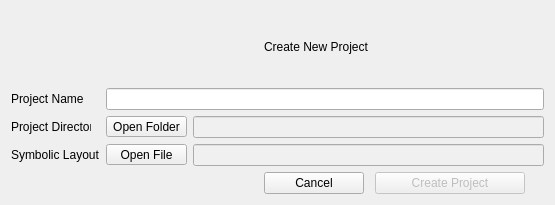
This is powercad/project_builder/ui/newProjectDialog.ui in e3da/PowerSynth1-src as Qt 5 draws it before an edit. The edited form follows.
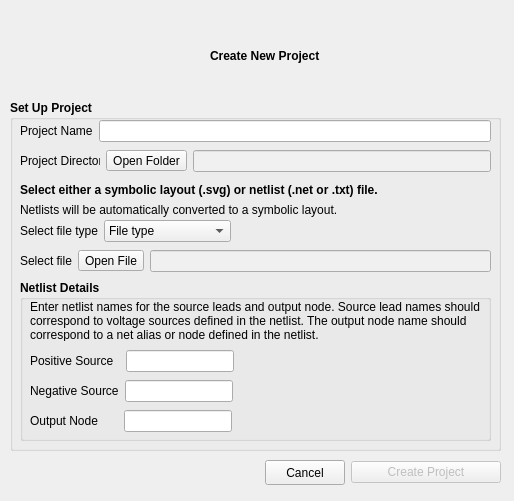
This is the edited form.

Diff of the .ui file:
```diff
--- a/powercad/project_builder/ui/newProjectDialog.ui
+++ b/powercad/project_builder/ui/newProjectDialog.ui
@@ -6,226 +6,846 @@
    <rect>
     <x>0</x>
     <y>0</y>
-    <width>555</width>
-    <height>205</height>
+    <width>514</width>
+    <height>501</height>
    </rect>
   </property>
   <property name="windowTitle">
    <string>New Project</string>
   </property>
-  <layout class="QGridLayout" name="gridLayout" columnstretch="0,0,0,0,0,0,0">
-   <item row="1" column="0">
-    <widget class="QLabel" name="label_2">
-     <property name="maximumSize">
-      <size>
-       <width>80</width>
-       <height>16777215</height>
-      </size>
+  <widget class="QLabel" name="label">
+   <property name="geometry">
+    <rect>
+     <x>210</x>
+     <y>10</y>
+     <width>111</width>
+     <height>91</height>
+    </rect>
+   </property>
+   <property name="font">
+    <font>
+     <weight>75</weight>
+     <bold>true</bold>
+    </font>
+   </property>
+   <property name="text">
+    <string>Create New Project</string>
+   </property>
+  </widget>
+  <widget class="QLabel" name="label_5">
+   <property name="geometry">
+    <rect>
+     <x>20</x>
+     <y>180</y>
+     <width>411</width>
+     <height>20</height>
+    </rect>
+   </property>
+   <property name="palette">
+    <palette>
+     <active>
+      <colorrole role="WindowText">
+       <brush brushstyle="SolidPattern">
+        <color alpha="255">
+         <red>0</red>
+         <green>0</green>
+         <blue>0</blue>
+        </color>
+       </brush>
+      </colorrole>
+      <colorrole role="Text">
+       <brush brushstyle="SolidPattern">
+        <color alpha="255">
+         <red>0</red>
+         <green>0</green>
+         <blue>0</blue>
+        </color>
+       </brush>
+      </colorrole>
+     </active>
+     <inactive>
+      <colorrole role="WindowText">
+       <brush brushstyle="SolidPattern">
+        <color alpha="255">
+         <red>0</red>
+         <green>0</green>
+         <blue>0</blue>
+        </color>
+       </brush>
+      </colorrole>
+      <colorrole role="Text">
+       <brush brushstyle="SolidPattern">
+        <color alpha="255">
+         <red>0</red>
+         <green>0</green>
+         <blue>0</blue>
+        </color>
+       </brush>
+      </colorrole>
+     </inactive>
+     <disabled>
+      <colorrole role="WindowText">
+       <brush brushstyle="SolidPattern">
+        <color alpha="255">
+         <red>120</red>
+         <green>120</green>
+         <blue>120</blue>
+        </color>
+       </brush>
+      </colorrole>
+      <colorrole role="Text">
+       <brush brushstyle="SolidPattern">
+        <color alpha="255">
+         <red>120</red>
+         <green>120</green>
+         <blue>120</blue>
+        </color>
+       </brush>
+      </colorrole>
+     </disabled>
+    </palette>
+   </property>
+   <property name="font">
+    <font>
+     <weight>75</weight>
+     <bold>true</bold>
+    </font>
+   </property>
+   <property name="text">
+    <string>Select either a symbolic layout (.svg) or netlist (.net or .txt) file.</string>
+   </property>
+  </widget>
+  <widget class="QGroupBox" name="groupBox">
+   <property name="geometry">
+    <rect>
+     <x>10</x>
+     <y>100</y>
+     <width>491</width>
+     <height>351</height>
+    </rect>
+   </property>
+   <property name="font">
+    <font>
+     <weight>75</weight>
+     <bold>true</bold>
+    </font>
+   </property>
+   <property name="title">
+    <string>Set Up Project</string>
+   </property>
+   <widget class="QWidget" name="layoutWidget">
+    <property name="geometry">
+     <rect>
+      <x>10</x>
+      <y>50</y>
+      <width>471</width>
+      <height>22</height>
+     </rect>
+    </property>
+    <layout class="QHBoxLayout" name="horizontalLayout_3">
+     <item>
+      <widget class="QLabel" name="label_3">
+       <property name="maximumSize">
+        <size>
+         <width>80</width>
+         <height>16777215</height>
+        </size>
+       </property>
+       <property name="font">
+        <font>
+         <weight>50</weight>
+         <bold>false</bold>
+        </font>
+       </property>
+       <property name="text">
+        <string>Project Directory</string>
+       </property>
+      </widget>
+     </item>
+     <item>
+      <widget class="QToolButton" name="btn_openDirectory">
+       <property name="sizePolicy">
+        <sizepolicy hsizetype="Fixed" vsizetype="Fixed">
+         <horstretch>0</horstretch>
+         <verstretch>0</verstretch>
+        </sizepolicy>
+       </property>
+       <property name="font">
+        <font>
+         <weight>50</weight>
+         <bold>false</bold>
+        </font>
+       </property>
+       <property name="text">
+        <string>Open Folder</string>
+       </property>
+      </widget>
+     </item>
+     <item>
+      <widget class="QLineEdit" name="txt_dir">
+       <property name="enabled">
+        <bool>true</bool>
+       </property>
+       <property name="palette">
+        <palette>
+         <active>
+          <colorrole role="Base">
+           <brush brushstyle="SolidPattern">
+            <color alpha="255">
+             <red>240</red>
+             <green>240</green>
+             <blue>240</blue>
+            </color>
+           </brush>
+          </colorrole>
+         </active>
+         <inactive>
+          <colorrole role="Base">
+           <brush brushstyle="SolidPattern">
+            <color alpha="255">
+             <red>240</red>
+             <green>240</green>
+             <blue>240</blue>
+            </color>
+           </brush>
+          </colorrole>
+         </inactive>
+         <disabled>
+          <colorrole role="Base">
+           <brush brushstyle="SolidPattern">
+            <color alpha="255">
+             <red>240</red>
+             <green>240</green>
+             <blue>240</blue>
+            </color>
+           </brush>
+          </colorrole>
+         </disabled>
+        </palette>
+       </property>
+       <property name="font">
+        <font>
+         <weight>50</weight>
+         <bold>false</bold>
+        </font>
+       </property>
+       <property name="readOnly">
+        <bool>false</bool>
+       </property>
+      </widget>
+     </item>
+    </layout>
+   </widget>
+   <widget class="QWidget" name="layoutWidget">
+    <property name="geometry">
+     <rect>
+      <x>10</x>
+      <y>20</y>
+      <width>471</width>
+      <height>22</height>
+     </rect>
+    </property>
+    <layout class="QHBoxLayout" name="horizontalLayout_4">
+     <item>
+      <widget class="QLabel" name="label_2">
+       <property name="maximumSize">
+        <size>
+         <width>80</width>
+         <height>16777215</height>
+        </size>
+       </property>
+       <property name="font">
+        <font>
+         <weight>50</weight>
+         <bold>false</bold>
+        </font>
+       </property>
+       <property name="text">
+        <string>Project Name</string>
+       </property>
+      </widget>
+     </item>
+     <item>
+      <widget class="QLineEdit" name="txt_name">
+       <property name="font">
+        <font>
+         <weight>50</weight>
+         <bold>false</bold>
+        </font>
+       </property>
+      </widget>
+     </item>
+    </layout>
+   </widget>
+   <widget class="QWidget" name="layoutWidget">
+    <property name="geometry">
+     <rect>
+      <x>10</x>
+      <y>150</y>
+      <width>471</width>
+      <height>22</height>
+     </rect>
+    </property>
+    <layout class="QHBoxLayout" name="horizontalLayout_2">
+     <item>
+      <widget class="QLabel" name="label_4">
+       <property name="font">
+        <font>
+         <weight>50</weight>
+         <bold>false</bold>
+        </font>
+       </property>
+       <property name="text">
+        <string>Select file</string>
+       </property>
+      </widget>
+     </item>
+     <item>
+      <widget class="QToolButton" name="btn_symbnetfile">
+       <property name="sizePolicy">
+        <sizepolicy hsizetype="Preferred" vsizetype="Fixed">
+         <horstretch>0</horstretch>
+         <verstretch>0</verstretch>
+        </sizepolicy>
+       </property>
+       <property name="font">
+        <font>
+         <weight>50</weight>
+         <bold>false</bold>
+        </font>
+       </property>
+       <property name="text">
+        <string>Open File</string>
+       </property>
+      </widget>
+     </item>
+     <item>
+      <widget class="QLineEdit" name="txt_symbnet_address">
+       <property name="enabled">
+        <bool>true</bool>
+       </property>
+       <property name="palette">
+        <palette>
+         <active>
+          <colorrole role="Base">
+           <brush brushstyle="SolidPattern">
+            <color alpha="255">
+             <red>240</red>
+             <green>240</green>
+             <blue>240</blue>
+            </color>
+           </brush>
+          </colorrole>
+         </active>
+         <inactive>
+          <colorrole role="Base">
+           <brush brushstyle="SolidPattern">
+            <color alpha="255">
+             <red>240</red>
+             <green>240</green>
+             <blue>240</blue>
+            </color>
+           </brush>
+          </colorrole>
+         </inactive>
+         <disabled>
+          <colorrole role="Base">
+           <brush brushstyle="SolidPattern">
+            <color alpha="255">
+             <red>240</red>
+             <green>240</green>
+             <blue>240</blue>
+            </color>
+           </brush>
+          </colorrole>
+         </disabled>
+        </palette>
+       </property>
+       <property name="font">
+        <font>
+         <weight>50</weight>
+         <bold>false</bold>
+        </font>
+       </property>
+      </widget>
+     </item>
+    </layout>
+   </widget>
+   <widget class="QGroupBox" name="groupBox_advnetlist">
+    <property name="geometry">
+     <rect>
+      <x>10</x>
+      <y>180</y>
+      <width>471</width>
+      <height>161</height>
+     </rect>
+    </property>
+    <property name="font">
+     <font>
+      <weight>75</weight>
+      <bold>true</bold>
+     </font>
+    </property>
+    <property name="title">
+     <string>Netlist Details</string>
+    </property>
+    <widget class="QWidget" name="layoutWidget">
+     <property name="geometry">
+      <rect>
+       <x>10</x>
+       <y>70</y>
+       <width>451</width>
+       <height>22</height>
+      </rect>
      </property>
-     <property name="text">
-      <string>Project Name</string>
-     </property>
+     <layout class="QHBoxLayout" name="horizontalLayout_7">
+      <item>
+       <widget class="QLabel" name="label_9">
+        <property name="sizePolicy">
+         <sizepolicy hsizetype="Fixed" vsizetype="Preferred">
+          <horstretch>0</horstretch>
+          <verstretch>0</verstretch>
+         </sizepolicy>
+        </property>
+        <property name="font">
+         <font>
+          <weight>50</weight>
+          <bold>false</bold>
+         </font>
+        </property>
+        <property name="text">
+         <string>Positive Source  </string>
+        </property>
+       </widget>
+      </item>
+      <item>
+       <widget class="QLineEdit" name="txt_positive_source">
+        <property name="sizePolicy">
+         <sizepolicy hsizetype="Fixed" vsizetype="Fixed">
+          <horstretch>0</horstretch>
+          <verstretch>0</verstretch>
+         </sizepolicy>
+        </property>
+        <property name="font">
+         <font>
+          <weight>50</weight>
+          <bold>false</bold>
+         </font>
+        </property>
+       </widget>
+      </item>
+      <item>
+       <widget class="QLabel" name="err_pos_src">
+        <property name="palette">
+         <palette>
+          <active>
+           <colorrole role="WindowText">
+            <brush brushstyle="SolidPattern">
+             <color alpha="255">
+              <red>255</red>
+              <green>0</green>
+              <blue>0</blue>
+             </color>
+            </brush>
+           </colorrole>
+          </active>
+          <inactive>
+           <colorrole role="WindowText">
+            <brush brushstyle="SolidPattern">
+             <color alpha="255">
+              <red>255</red>
+              <green>0</green>
+              <blue>0</blue>
+             </color>
+            </brush>
+           </colorrole>
+          </inactive>
+          <disabled>
+           <colorrole role="WindowText">
+            <brush brushstyle="SolidPattern">
+             <color alpha="255">
+              <red>120</red>
+              <green>120</green>
+              <blue>120</blue>
+             </color>
+            </brush>
+           </colorrole>
+          </disabled>
+         </palette>
+        </property>
+        <property name="font">
+         <font>
+          <weight>50</weight>
+          <bold>false</bold>
+         </font>
+        </property>
+        <property name="text">
+         <string/>
+        </property>
+       </widget>
+      </item>
+     </layout>
     </widget>
-   </item>
-   <item row="2" column="0">
-    <widget class="QLabel" name="label_3">
-     <property name="maximumSize">
-      <size>
-       <width>80</width>
-       <height>16777215</height>
-      </size>
+    <widget class="QWidget" name="layoutWidget_2">
+     <property name="geometry">
+      <rect>
+       <x>10</x>
+       <y>100</y>
+       <width>451</width>
+       <height>22</height>
+      </rect>
      </property>
-     <property name="text">
-      <string>Project Directory</string>
-     </property>
+     <layout class="QHBoxLayout" name="horizontalLayout_8">
+      <item>
+       <widget class="QLabel" name="label_10">
+        <property name="sizePolicy">
+         <sizepolicy hsizetype="Fixed" vsizetype="Preferred">
+          <horstretch>0</horstretch>
+          <verstretch>0</verstretch>
+         </sizepolicy>
+        </property>
+        <property name="font">
+         <font>
+          <weight>50</weight>
+          <bold>false</bold>
+         </font>
+        </property>
+        <property name="text">
+         <string>Negative Source</string>
+        </property>
+       </widget>
+      </item>
+      <item>
+       <widget class="QLineEdit" name="txt_negative_source">
+        <property name="sizePolicy">
+         <sizepolicy hsizetype="Fixed" vsizetype="Fixed">
+          <horstretch>0</horstretch>
+          <verstretch>0</verstretch>
+         </sizepolicy>
+        </property>
+        <property name="font">
+         <font>
+          <weight>50</weight>
+          <bold>false</bold>
+         </font>
+        </property>
+       </widget>
+      </item>
+      <item>
+       <widget class="QLabel" name="err_neg_src">
+        <property name="palette">
+         <palette>
+          <active>
+           <colorrole role="WindowText">
+            <brush brushstyle="SolidPattern">
+             <color alpha="255">
+              <red>255</red>
+              <green>0</green>
+              <blue>0</blue>
+             </color>
+            </brush>
+           </colorrole>
+          </active>
+          <inactive>
+           <colorrole role="WindowText">
+            <brush brushstyle="SolidPattern">
+             <color alpha="255">
+              <red>255</red>
+              <green>0</green>
+              <blue>0</blue>
+             </color>
+            </brush>
+           </colorrole>
+          </inactive>
+          <disabled>
+           <colorrole role="WindowText">
+            <brush brushstyle="SolidPattern">
+             <color alpha="255">
+              <red>120</red>
+              <green>120</green>
+              <blue>120</blue>
+             </color>
+            </brush>
+           </colorrole>
+          </disabled>
+         </palette>
+        </property>
+        <property name="font">
+         <font>
+          <weight>50</weight>
+          <bold>false</bold>
+         </font>
+        </property>
+        <property name="text">
+         <string/>
+        </property>
+       </widget>
+      </item>
+     </layout>
     </widget>
-   </item>
-   <item row="7" column="0" colspan="4">
-    <spacer name="horizontalSpacer">
-     <property name="orientation">
-      <enum>Qt::Horizontal</enum>
+    <widget class="QLabel" name="label_6">
+     <property name="geometry">
+      <rect>
+       <x>10</x>
+       <y>20</y>
+       <width>451</width>
+       <height>41</height>
+      </rect>
      </property>
-     <property name="sizeHint" stdset="0">
-      <size>
-       <width>247</width>
-       <height>20</height>
-      </size>
+     <property name="font">
+      <font>
+       <weight>50</weight>
+       <bold>false</bold>
+      </font>
      </property>
-    </spacer>
-   </item>
-   <item row="0" column="4">
-    <widget class="QLabel" name="label">
      <property name="text">
-      <string>Create New Project</string>
+      <string>Enter netlist names for the source leads and output node. Source lead names should correspond to voltage sources defined in the netlist. The output node name should correspond to a net alias or node defined in the netlist.</string>
      </property>
-    </widget>
-   </item>
-   <item row="1" column="1" colspan="6">
-    <widget class="QLineEdit" name="txt_name"/>
-   </item>
-   <item row="2" column="2" colspan="5">
-    <widget class="QLineEdit" name="txt_dir">
-     <property name="enabled">
+     <property name="wordWrap">
       <bool>true</bool>
      </property>
-     <property name="palette">
-      <palette>
-       <active>
-        <colorrole role="Base">
-         <brush brushstyle="SolidPattern">
-          <color alpha="255">
-           <red>240</red>
-           <green>240</green>
-           <blue>240</blue>
-          </color>
-         </brush>
-        </colorrole>
-       </active>
-       <inactive>
-        <colorrole role="Base">
-         <brush brushstyle="SolidPattern">
-          <color alpha="255">
-           <red>240</red>
-           <green>240</green>
-           <blue>240</blue>
-          </color>
-         </brush>
-        </colorrole>
-       </inactive>
-       <disabled>
-        <colorrole role="Base">
-         <brush brushstyle="SolidPattern">
-          <color alpha="255">
-           <red>240</red>
-           <green>240</green>
-           <blue>240</blue>
-          </color>
-         </brush>
-        </colorrole>
-       </disabled>
-      </palette>
-     </property>
-     <property name="readOnly">
-      <bool>false</bool>
-     </property>
     </widget>
-   </item>
-   <item row="7" column="4">
-    <widget class="QPushButton" name="btn_cancel">
-     <property name="maximumSize">
-      <size>
-       <width>100</width>
-       <height>150</height>
-      </size>
+    <widget class="QWidget" name="layoutWidget_3">
+     <property name="geometry">
+      <rect>
+       <x>10</x>
+       <y>130</y>
+       <width>451</width>
+       <height>22</height>
+      </rect>
      </property>
-     <property name="text">
-      <string>Cancel</string>
-     </property>
+     <layout class="QHBoxLayout" name="horizontalLayout_9">
+      <item>
+       <widget class="QLabel" name="label_11">
+        <property name="sizePolicy">
+         <sizepolicy hsizetype="Fixed" vsizetype="Preferred">
+          <horstretch>0</horstretch>
+          <verstretch>0</verstretch>
+         </sizepolicy>
+        </property>
+        <property name="font">
+         <font>
+          <weight>50</weight>
+          <bold>false</bold>
+         </font>
+        </property>
+        <property name="text">
+         <string>Output Node      </string>
+        </property>
+       </widget>
+      </item>
+      <item>
+       <widget class="QLineEdit" name="txt_output">
+        <property name="sizePolicy">
+         <sizepolicy hsizetype="Fixed" vsizetype="Fixed">
+          <horstretch>0</horstretch>
+          <verstretch>0</verstretch>
+         </sizepolicy>
+        </property>
+        <property name="font">
+         <font>
+          <weight>50</weight>
+          <bold>false</bold>
+         </font>
+        </property>
+       </widget>
+      </item>
+      <item>
+       <widget class="QLabel" name="err_output_node">
+        <property name="palette">
+         <palette>
+          <active>
+           <colorrole role="WindowText">
+            <brush brushstyle="SolidPattern">
+             <color alpha="255">
+              <red>255</red>
+              <green>0</green>
+              <blue>0</blue>
+             </color>
+            </brush>
+           </colorrole>
+          </active>
+          <inactive>
+           <colorrole role="WindowText">
+            <brush brushstyle="SolidPattern">
+             <color alpha="255">
+              <red>255</red>
+              <green>0</green>
+              <blue>0</blue>
+             </color>
+            </brush>
+           </colorrole>
+          </inactive>
+          <disabled>
+           <colorrole role="WindowText">
+            <brush brushstyle="SolidPattern">
+             <color alpha="255">
+              <red>120</red>
+              <green>120</green>
+              <blue>120</blue>
+             </color>
+            </brush>
+           </colorrole>
+          </disabled>
+         </palette>
+        </property>
+        <property name="font">
+         <font>
+          <weight>50</weight>
+          <bold>false</bold>
+         </font>
+        </property>
+        <property name="text">
+         <string/>
+        </property>
+       </widget>
+      </item>
+     </layout>
     </widget>
-   </item>
-   <item row="7" column="5">
-    <widget class="QPushButton" name="btn_create">
-     <property name="enabled">
-      <bool>false</bool>
-     </property>
-     <property name="minimumSize">
-      <size>
-       <width>150</width>
-       <height>0</height>
-      </size>
-     </property>
-     <property name="maximumSize">
-      <size>
-       <width>150</width>
-       <height>16777215</height>
-      </size>
-     </property>
-     <property name="text">
-      <string>Create Project</string>
-     </property>
-     <property name="default">
-      <bool>true</bool>
-     </property>
-    </widget>
-   </item>
-   <item row="3" column="2" colspan="5">
-    <widget class="QLineEdit" name="txt_sym_address">
-     <property name="enabled">
-      <bool>true</bool>
-     </property>
-     <property name="palette">
-      <palette>
-       <active>
-        <colorrole role="Base">
-         <brush brushstyle="SolidPattern">
-          <color alpha="255">
-           <red>240</red>
-           <green>240</green>
-           <blue>240</blue>
-          </color>
-         </brush>
-        </colorrole>
-       </active>
-       <inactive>
-        <colorrole role="Base">
-         <brush brushstyle="SolidPattern">
-          <color alpha="255">
-           <red>240</red>
-           <green>240</green>
-           <blue>240</blue>
-          </color>
-         </brush>
-        </colorrole>
-       </inactive>
-       <disabled>
-        <colorrole role="Base">
-         <brush brushstyle="SolidPattern">
-          <color alpha="255">
-           <red>240</red>
-           <green>240</green>
-           <blue>240</blue>
-          </color>
-         </brush>
-        </colorrole>
-       </disabled>
-      </palette>
-     </property>
-    </widget>
-   </item>
-   <item row="3" column="0">
-    <widget class="QLabel" name="label_4">
-     <property name="text">
-      <string>Symbolic Layout</string>
-     </property>
-    </widget>
-   </item>
-   <item row="2" column="1">
-    <widget class="QToolButton" name="btn_openDirectory">
-     <property name="sizePolicy">
-      <sizepolicy hsizetype="Fixed" vsizetype="Fixed">
-       <horstretch>0</horstretch>
-       <verstretch>0</verstretch>
-      </sizepolicy>
-     </property>
-     <property name="text">
-      <string>Open Folder</string>
-     </property>
-    </widget>
-   </item>
-   <item row="3" column="1">
-    <widget class="QToolButton" name="btn_symbLayout">
-     <property name="sizePolicy">
-      <sizepolicy hsizetype="Preferred" vsizetype="Fixed">
-       <horstretch>0</horstretch>
-       <verstretch>0</verstretch>
-      </sizepolicy>
-     </property>
-     <property name="text">
-      <string>Open File</string>
-     </property>
-    </widget>
-   </item>
-  </layout>
+   </widget>
+   <widget class="QLabel" name="label_12">
+    <property name="geometry">
+     <rect>
+      <x>10</x>
+      <y>100</y>
+      <width>461</width>
+      <height>20</height>
+     </rect>
+    </property>
+    <property name="font">
+     <font>
+      <weight>50</weight>
+      <bold>false</bold>
+     </font>
+    </property>
+    <property name="text">
+     <string>Netlists will be automatically converted to a symbolic layout.</string>
+    </property>
+   </widget>
+   <widget class="QWidget" name="layoutWidget">
+    <property name="geometry">
+     <rect>
+      <x>10</x>
+      <y>120</y>
+      <width>211</width>
+      <height>22</height>
+     </rect>
+    </property>
+    <layout class="QHBoxLayout" name="horizontalLayout_5">
+     <item>
+      <widget class="QLabel" name="label_7">
+       <property name="font">
+        <font>
+         <weight>50</weight>
+         <bold>false</bold>
+        </font>
+       </property>
+       <property name="text">
+        <string>Select file type</string>
+       </property>
+      </widget>
+     </item>
+     <item>
+      <widget class="QComboBox" name="dropdown_filetype">
+       <property name="font">
+        <font>
+         <weight>50</weight>
+         <bold>false</bold>
+        </font>
+       </property>
+       <item>
+        <property name="text">
+         <string>File type</string>
+        </property>
+       </item>
+       <item>
+        <property name="text">
+         <string>Symbolic layout (.svg)</string>
+        </property>
+       </item>
+       <item>
+        <property name="text">
+         <string>Netlist (.net or .txt)</string>
+        </property>
+       </item>
+      </widget>
+     </item>
+    </layout>
+   </widget>
+   <zorder>layoutWidget</zorder>
+   <zorder>groupBox_advnetlist</zorder>
+   <zorder>layoutWidget</zorder>
+   <zorder>layoutWidget</zorder>
+   <zorder>layoutWidget</zorder>
+   <zorder>label_12</zorder>
+  </widget>
+  <widget class="QWidget" name="layoutWidget">
+   <property name="geometry">
+    <rect>
+     <x>10</x>
+     <y>460</y>
+     <width>491</width>
+     <height>25</height>
+    </rect>
+   </property>
+   <layout class="QHBoxLayout" name="horizontalLayout">
+    <item>
+     <spacer name="horizontalSpacer">
+      <property name="orientation">
+       <enum>Qt::Horizontal</enum>
+      </property>
+      <property name="sizeHint" stdset="0">
+       <size>
+        <width>247</width>
+        <height>20</height>
+       </size>
+      </property>
+     </spacer>
+    </item>
+    <item>
+     <widget class="QPushButton" name="btn_cancel">
+      <property name="maximumSize">
+       <size>
+        <width>100</width>
+        <height>150</height>
+       </size>
+      </property>
+      <property name="text">
+       <string>Cancel</string>
+      </property>
+     </widget>
+    </item>
+    <item>
+     <widget class="QPushButton" name="btn_create">
+      <property name="enabled">
+       <bool>false</bool>
+      </property>
+      <property name="minimumSize">
+       <size>
+        <width>150</width>
+        <height>0</height>
+       </size>
+      </property>
+      <property name="maximumSize">
+       <size>
+        <width>150</width>
+        <height>16777215</height>
+       </size>
+      </property>
+      <property name="text">
+       <string>Create Project</string>
+      </property>
+      <property name="default">
+       <bool>true</bool>
+      </property>
+     </widget>
+    </item>
+   </layout>
+  </widget>
+  <zorder>groupBox</zorder>
+  <zorder>layoutWidget</zorder>
+  <zorder>label</zorder>
+  <zorder>label_5</zorder>
  </widget>
  <resources/>
  <connections/>
```
